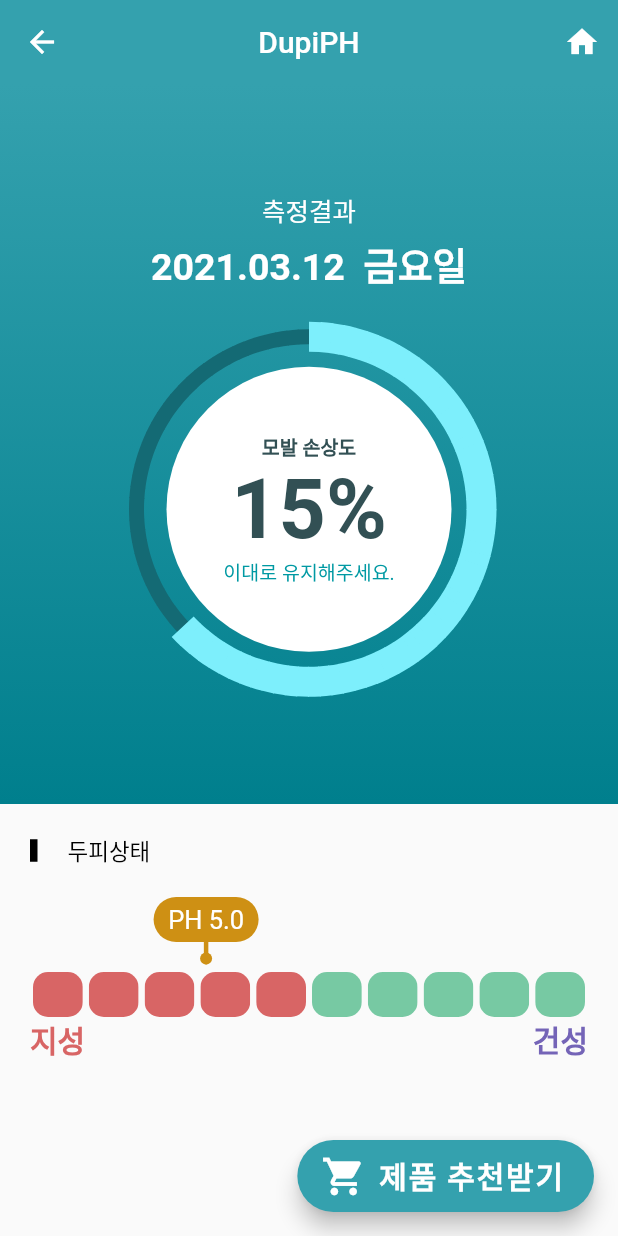
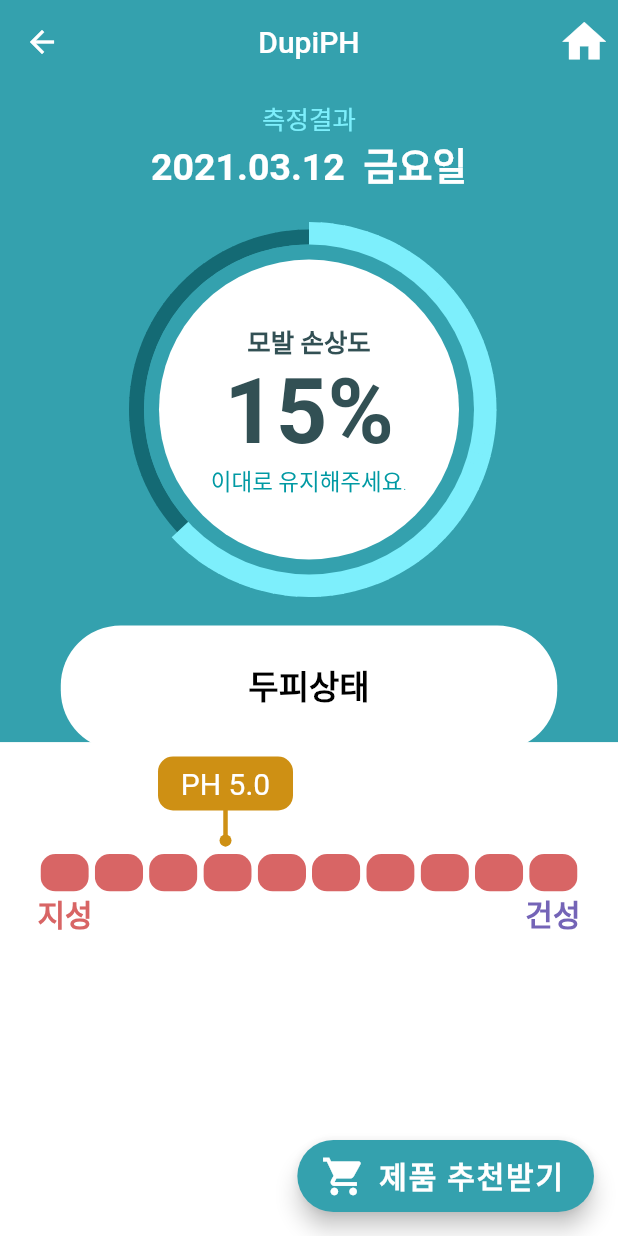
Before and after one commit to Ksanbal/DupiPH, a Flutter app: the ResultPage screen opened directly, on a phone screen of 412 x 824 dp. Run offline on Flutter 3.47's test engine with Material 2 defaults, Android fonts, the phone set to English and light mode, and no system bars; drawn by our look-alikes of step_progress_indicator; our stand-ins replace camera, fl_chart, image_picker, sqflite; accounts and stored records are empty.

Commit message:
디자인 수정

```diff
--- a/App/dupiph/lib/Result.dart
+++ b/App/dupiph/lib/Result.dart
@@ -1,5 +1,4 @@
 import 'package:flutter/material.dart';
-import 'dart:math' as math;
 import 'package:intl/intl.dart';
 import 'package:step_progress_indicator/step_progress_indicator.dart';
 
@@ -46,69 +45,177 @@ class _ResultPageState extends State<ResultPage>
   Widget build(BuildContext context) {
     return Scaffold(
       appBar: _appBar(context),
-      body: Column(
+      // body: Column(
+      //   children: [
+      //     Expanded(
+      //       flex: 5,
+      //       child: Container(
+      //         width: MediaQuery.of(context).size.width,
+      //         color: Color(0xff34A1AE),
+      //         child: Column(
+      //           mainAxisAlignment: MainAxisAlignment.center,
+      //           children: [
+      //             // 측정결과 Text
+      //             _titleText(),
+      //             // DateText
+      //             // SizedBox(height: 5),
+      //             _dateText(),
+      //             // indicator
+      //             SizedBox(height: 20),
+      //             Stack(
+      //               alignment: Alignment.center,
+      //               children: [
+      //                 // 원형 인디케이터
+      //                 _circleIndicator(),
+      //                 // 인디케이터 안쪽을 자르기위한 컨테이너
+      //                 Container(
+      //                   height: 220,
+      //                   width: 220,
+      //                   decoration: BoxDecoration(
+      //                     color: Color(0xff34A1AE),
+      //                     shape: BoxShape.circle,
+      //                   ),
+      //                 ),
+      //                 // 인디케이터 내부 텍스트
+      //                 _circleText(),
+      //               ],
+      //             ),
+      //           ],
+      //         ),
+      //       ),
+      //     ),
+      //     Expanded(
+      //       flex: 3,
+      //       child: Padding(
+      //         padding: EdgeInsets.all(20),
+      //         child: Column(
+      //           mainAxisAlignment: MainAxisAlignment.start,
+      //           children: [
+      //             Row(
+      //               children: [
+      //                 Container(
+      //                   height: 18,
+      //                   width: 5,
+      //                   color: Colors.black,
+      //                 ),
+      //                 SizedBox(width: 20),
+      //                 Text(
+      //                   '두피상태',
+      //                   style: TextStyle(
+      //                     color: Colors.black,
+      //                     fontSize: 18,
+      //                   ),
+      //                 ),
+      //               ],
+      //             ),
+      //             SizedBox(
+      //               height: 20,
+      //             ),
+      //             // 지성 - 건성 인디케이터
+      //             _barIndicator(),
+      //           ],
+      //         ),
+      //       ),
+      //     ),
+      //   ],
+      // ),
+      body: Stack(
+        children: [
+          // background
+          Column(
             children: [
               Expanded(
-            flex: 5,
+                flex: 4,
                 child: Container(
                   width: MediaQuery.of(context).size.width,
-              decoration: BoxDecoration(
-                gradient: LinearGradient(
-                  begin: Alignment.topCenter,
-                  end: Alignment.bottomCenter,
-                  colors: [
-                    Color(0xff34a1ae),
-                    Color(0xff007f8d),
+                  color: Color(0xff34A1AE),
+                ),
+              ),
+              Expanded(
+                flex: 3,
+                child: Container(
+                  color: Colors.white,
+                ),
+              ),
             ],
           ),
+          // 본문
+          Column(
+            mainAxisAlignment: MainAxisAlignment.start,
+            children: [
+              SizedBox(height: 10),
+              // 측정결과 Text
+              _titleText(),
+              // DateText
+              // SizedBox(height: 5),
+              _dateText(),
+              // indicator
+              SizedBox(height: 20),
+              Stack(
+                alignment: Alignment.center,
+                children: [
+                  // 원형 인디케이터
+                  _circleIndicator(),
+                  // 인디케이터 안쪽을 자르기위한 컨테이너
+                  Container(
+                    height: 220,
+                    width: 220,
+                    decoration: BoxDecoration(
+                      color: Color(0xff34A1AE),
+                      shape: BoxShape.circle,
+                    ),
+                  ),
+                  // 인디케이터 내부 텍스트
+                  _circleText(),
+                ],
+              ),
+              SizedBox(height: 15),
+              // 두피상태
+              Expanded(
+                flex: 2,
+                child: Padding(
+                  padding: EdgeInsets.only(left: 10, right: 10),
+                  child: Card(
+                    shape: RoundedRectangleBorder(
+                      borderRadius: BorderRadius.circular(40.0),
+                    ),
+                    elevation: 0,
+                    child: Padding(
+                      padding: EdgeInsets.only(
+                        left: 125,
+                        right: 125,
                       ),
                       child: Column(
                         mainAxisAlignment: MainAxisAlignment.center,
                         children: [
-                  // 측정결과 Text
-                  _titleText(),
-                  // DateText
-                  SizedBox(height: 5),
-                  _dateText(),
-                  // indicator
-                  SizedBox(height: 20),
-                  _circleIndicator(),
+                          Text(
+                            '두피상태',
+                            style: TextStyle(
+                              color: Colors.black,
+                              fontSize: 22,
+                              fontWeight: FontWeight.bold,
+                            ),
+                          ),
+                          SizedBox(
+                            height: 5,
+                          ),
                         ],
                       ),
                     ),
                   ),
-          Expanded(
-            flex: 3,
-            child: Padding(
-              padding: EdgeInsets.all(20),
-              child: Column(
-                mainAxisAlignment: MainAxisAlignment.start,
-                children: [
-                  Row(
-                    children: [
-                      Container(
-                        height: 15,
-                        width: 5,
-                        color: Colors.black,
-                      ),
-                      SizedBox(width: 20),
-                      Text(
-                        '두피상태',
-                        style: TextStyle(
-                          color: Colors.black,
-                          fontSize: 15,
                 ),
               ),
-                    ],
-                  ),
-                  SizedBox(
-                    height: 20,
-                  ),
+              // PH 그래프
+              Expanded(
+                flex: 4,
+                child: Padding(
+                  padding: EdgeInsets.only(left: 25, right: 25),
                   // 지성 - 건성 인디케이터
-                  _barIndicator(),
-                ],
+                  child: _barIndicator(),
                 ),
               ),
+              Spacer(flex: 3),
+            ],
           ),
         ],
       ),
@@ -134,6 +241,7 @@ class _ResultPageState extends State<ResultPage>
         IconButton(
             icon: Icon(
               Icons.home,
+              size: 35,
               color: Colors.white,
             ),
             onPressed: () {
@@ -172,7 +280,8 @@ class _ResultPageState extends State<ResultPage>
       '측정결과',
       style: TextStyle(
         fontSize: 17,
-        color: Colors.white,
+        // color: Colors.white,
+        color: Color(0xff7DEFFC),
       ),
     );
   }
@@ -218,13 +327,57 @@ class _ResultPageState extends State<ResultPage>
                 ),
                 color: Colors.white,
               ),
+              // child: Column(
+              //   mainAxisAlignment: MainAxisAlignment.center,
+              //   children: [
+              //     Text(
+              //       '모발 손상도',
+              //       style: TextStyle(
+              //         fontSize: 15,
+              //         color: Color(0xff325054),
+              //         fontWeight: FontWeight.bold,
+              //       ),
+              //     ),
+              //     Text(
+              //       '15%',
+              //       style: TextStyle(
+              //         fontSize: 60,
+              //         color: Color(0xff325054),
+              //         fontWeight: FontWeight.bold,
+              //       ),
+              //     ),
+              //     Text(
+              //       '이대로 유지해주세요.',
+              //       style: TextStyle(
+              //         fontSize: 15,
+              //         color: Color(0xff0099A3),
+              //         fontWeight: FontWeight.w100,
+              //         // letterSpacing: 5,
+              //       ),
+              //     ),
+              //   ],
+              // ),
+            ),
+          )),
+    );
+  }
+
+  _circleText() {
+    return Container(
+      child: Container(
+        height: 200,
+        width: 200,
+        decoration: BoxDecoration(
+          color: Colors.white,
+          shape: BoxShape.circle,
+        ),
         child: Column(
           mainAxisAlignment: MainAxisAlignment.center,
           children: [
             Text(
               '모발 손상도',
               style: TextStyle(
-                      fontSize: 13,
+                fontSize: 17,
                 color: Color(0xff325054),
                 fontWeight: FontWeight.bold,
               ),
@@ -232,7 +385,7 @@ class _ResultPageState extends State<ResultPage>
             Text(
               '15%',
               style: TextStyle(
-                      fontSize: 55,
+                fontSize: 60,
                 color: Color(0xff325054),
                 fontWeight: FontWeight.bold,
               ),
@@ -240,14 +393,15 @@ class _ResultPageState extends State<ResultPage>
             Text(
               '이대로 유지해주세요.',
               style: TextStyle(
-                      fontSize: 13,
+                fontSize: 15,
                 color: Color(0xff0099A3),
+                fontWeight: FontWeight.w100,
+                // letterSpacing: 5,
               ),
             ),
           ],
         ),
       ),
-          )),
     );
   }
 
@@ -258,38 +412,38 @@ class _ResultPageState extends State<ResultPage>
         Row(
           children: [
             SizedBox(
-              width: MediaQuery.of(context).size.width / 100 * 20,
+              width: MediaQuery.of(context).size.width / 100 * 19.5,
             ),
             Container(
-              height: 45,
-              width: 70,
+              height: 60,
+              width: 90,
               child: Stack(
                 alignment: Alignment.bottomCenter,
                 children: [
                   Column(
                     children: [
                       Expanded(
-                        flex: 2,
+                        flex: 3,
                         child: Container(
-                          width: 100,
+                          width: 120,
                           decoration: BoxDecoration(
                             color: Color(0xffce9014),
                             borderRadius:
-                                BorderRadius.all(Radius.circular(50.0)),
+                                BorderRadius.all(Radius.circular(10.0)),
                           ),
                           child: Center(
                             child: Text(
                               "PH 5.0",
                               style: TextStyle(
                                 color: Colors.white,
-                                fontSize: 17,
+                                fontSize: 20,
                               ),
                             ),
                           ),
                         ),
                       ),
                       Spacer(
-                        flex: 1,
+                        flex: 2,
                       ),
                     ],
                   ),
@@ -318,19 +472,27 @@ class _ResultPageState extends State<ResultPage>
         // 인디케이터
         StepProgressIndicator(
           totalSteps: 10,
-          currentStep: 5,
-          size: 30,
+          currentStep: 10,
+          size: 25,
           padding: 2.0,
           roundedEdges: Radius.circular(10),
           selectedGradientColor: LinearGradient(
-            begin: Alignment.topLeft,
-            end: Alignment.bottomRight,
-            colors: [Color(0xffd86565), Color(0xff77C9A3)],
+            begin: Alignment.centerLeft,
+            end: Alignment.centerRight,
+            colors: [
+              Color(0xffd86565),
+              Color(0xffE6B05D),
+              Color(0xffECB915),
+              Color(0xffCFC628),
+              Color(0xff77C9A3),
+              Color(0xff6AA0C9),
+              Color(0xff7464b7),
+            ],
           ),
           unselectedGradientColor: LinearGradient(
             begin: Alignment.topLeft,
             end: Alignment.bottomRight,
-            colors: [Color(0xff77C9A3), Color(0xff7464b7)],
+            colors: [Color(0xff77C9A3)],
           ),
         ),
         Row(
```
Lines whose indentation alone changed are shown as unchanged.
